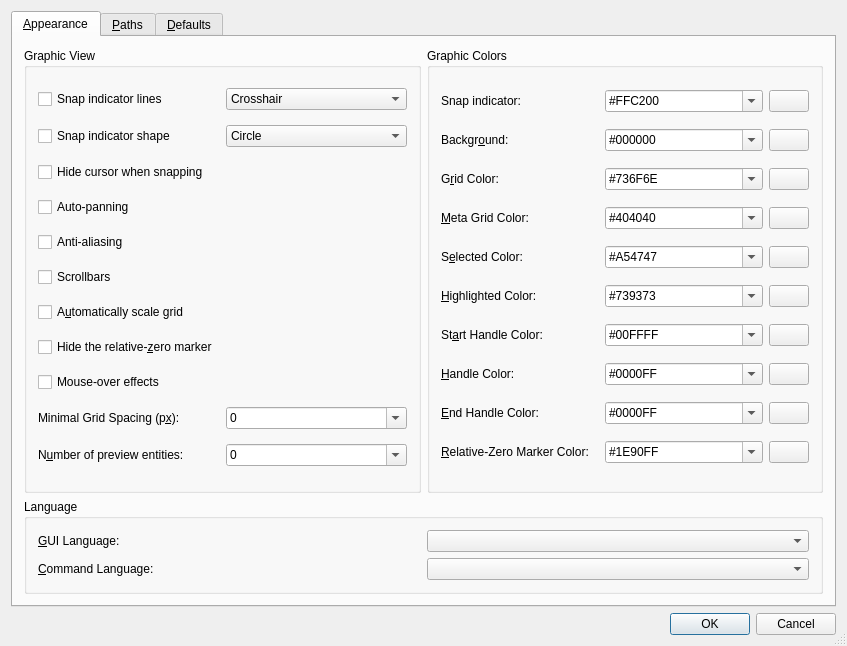
LibreCAD/LibreCAD, file librecad/src/ui/forms/qg_dlgoptionsgeneral.ui: the form before one commit.
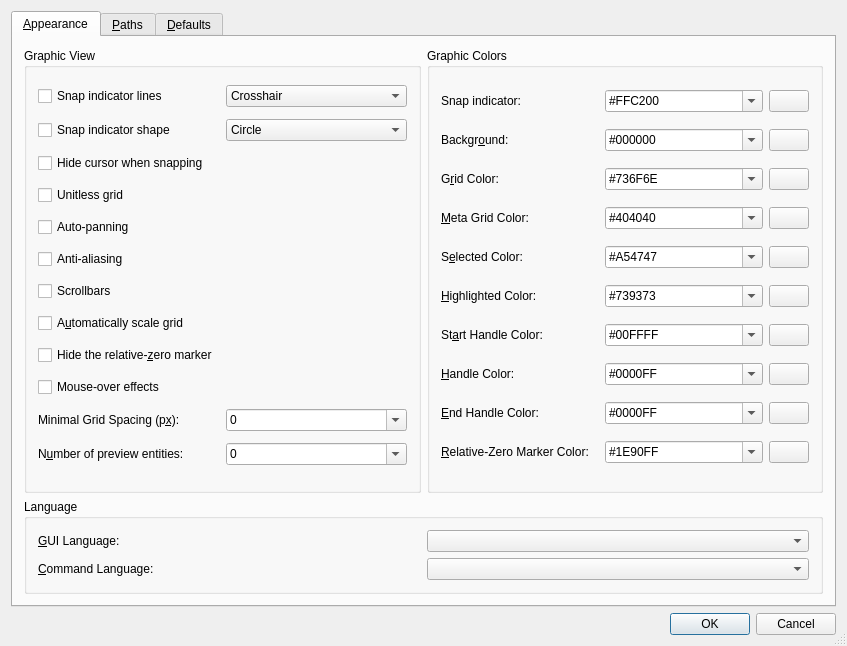
The form after the commit. The open tabs and pages were chosen to show the change. Icons and pictures are not drawn.

```diff
--- a/librecad/src/ui/forms/qg_dlgoptionsgeneral.ui
+++ b/librecad/src/ui/forms/qg_dlgoptionsgeneral.ui
@@ -105,14 +105,14 @@
           <string>Graphic View</string>
          </property>
          <layout class="QGridLayout" name="graphic_view_layout">
-          <item row="3" column="0">
+          <item row="4" column="0">
            <widget class="QCheckBox" name="cb_autopanning">
             <property name="text">
              <string>Auto-panning</string>
             </property>
            </widget>
           </item>
-          <item row="11" column="0">
+          <item row="12" column="0">
            <widget class="QLabel" name="lMaxPreview">
             <property name="text">
              <string>N&amp;umber of preview entities:</string>
@@ -132,7 +132,7 @@
             </property>
            </widget>
           </item>
-          <item row="10" column="1">
+          <item row="11" column="1">
            <widget class="QComboBox" name="cbMinGridSpacing">
             <property name="editable">
              <bool>true</bool>
@@ -186,20 +186,27 @@
             </property>
            </widget>
           </item>
-          <item row="5" column="0">
+          <item row="6" column="0">
            <widget class="QCheckBox" name="scrollbars_check_box">
             <property name="text">
              <string>Scrollbars</string>
             </property>
            </widget>
           </item>
-          <item row="4" column="0">
+          <item row="5" column="0">
            <widget class="QCheckBox" name="cb_antialiasing">
             <property name="text">
              <string>Anti-aliasing</string>
             </property>
            </widget>
           </item>
+          <item row="3" column="0">
+           <widget class="QCheckBox" name="cb_unitless_grid">
+            <property name="text">
+             <string>Unitless grid</string>
+            </property>
+           </widget>
+          </item>
           <item row="0" column="1">
            <widget class="QComboBox" name="indicator_lines_combobox">
             <property name="accessibleDescription">
@@ -249,7 +256,7 @@
             </item>
            </widget>
           </item>
-          <item row="7" column="0">
+          <item row="8" column="0">
            <widget class="QCheckBox" name="cbScaleGrid">
             <property name="text">
              <string>A&amp;utomatically scale grid</string>
@@ -259,7 +266,7 @@
             </property>
            </widget>
           </item>
-          <item row="8" column="0">
+          <item row="9" column="0">
            <widget class="QCheckBox" name="cbHideRelativeZero">
             <property name="text">
              <string>Hide the relative-&amp;zero marker</string>
@@ -279,7 +286,7 @@
             </property>
            </widget>
           </item>
-          <item row="11" column="1">
+          <item row="12" column="1">
            <widget class="QComboBox" name="cbMaxPreview">
             <property name="editable">
              <bool>true</bool>
@@ -316,7 +323,7 @@
             </item>
            </widget>
           </item>
-          <item row="10" column="0">
+          <item row="11" column="0">
            <widget class="QLabel" name="lMinGridSpacing">
             <property name="text">
              <string>Minimal Grid Spacing (p&amp;x):</string>
@@ -329,7 +336,7 @@
             </property>
            </widget>
           </item>
-          <item row="9" column="0">
+          <item row="10" column="0">
            <widget class="QCheckBox" name="cbVisualizeHovering">
             <property name="toolTip">
              <string>Visualize the entity under the cursor</string>
```
Left out of the diff: 15 changed lines with no effect on the pictures.
